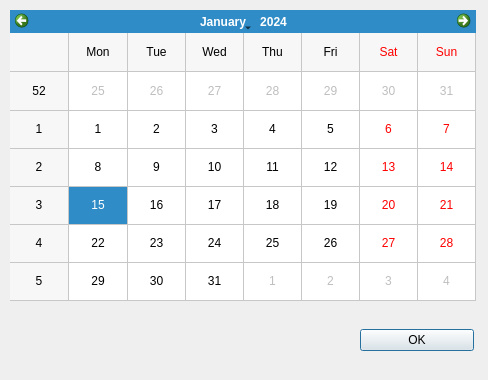
The window that gui/designer/calendar_widget.ui (pazdzier/Fakturer) describes before a commit, drawn with Qt 5.
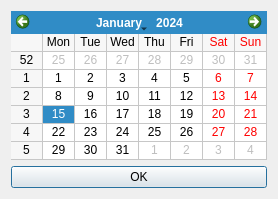
The same window after the commit.

Commit message: Dodanie Layout do kalendarza, dodanie obsługi pod ekrany z wielkością 150%

```diff
--- a/gui/designer/calendar_widget.ui
+++ b/gui/designer/calendar_widget.ui
@@ -2,16 +2,8 @@
 <ui version="4.0">
  <class>Dialog</class>
  <widget class="QDialog" name="Dialog">
-  <property name="geometry">
-   <rect>
-    <x>0</x>
-    <y>0</y>
-    <width>488</width>
-    <height>380</height>
-   </rect>
-  </property>
   <property name="sizePolicy">
-   <sizepolicy hsizetype="Expanding" vsizetype="Expanding">
+   <sizepolicy hsizetype="Minimum" vsizetype="Minimum">
     <horstretch>0</horstretch>
     <verstretch>0</verstretch>
    </sizepolicy>
@@ -19,15 +11,8 @@
   <property name="windowTitle">
    <string>Kalendarz</string>
   </property>
-  <widget class="QWidget" name="verticalLayoutWidget">
-   <property name="geometry">
-    <rect>
-     <x>10</x>
-     <y>10</y>
-     <width>466</width>
-     <height>291</height>
-    </rect>
-   </property>
+  <layout class="QGridLayout" name="gridLayout">
+   <item row="0" column="0">
    <layout class="QVBoxLayout" name="verticalLayout">
     <item>
      <widget class="QCalendarWidget" name="calendarWidget">
@@ -37,16 +22,8 @@
      </widget>
     </item>
    </layout>
-  </widget>
-  <widget class="QWidget" name="verticalLayoutWidget_2">
-   <property name="geometry">
-    <rect>
-     <x>360</x>
-     <y>310</y>
-     <width>114</width>
-     <height>61</height>
-    </rect>
-   </property>
+   </item>
+   <item row="1" column="0">
    <layout class="QVBoxLayout" name="verticalLayout_2">
     <item>
      <widget class="QPushButton" name="pushButton">
@@ -56,7 +33,8 @@
      </widget>
     </item>
    </layout>
-  </widget>
+   </item>
+  </layout>
  </widget>
  <resources/>
  <connections/>
```
Lines whose indentation alone changed are shown as unchanged. The commit also changes 1 other file.
